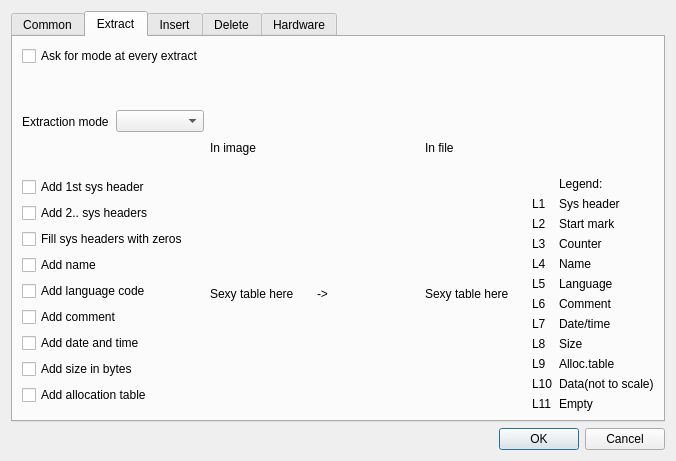
The window that setupwindow.ui (hitomi2500/ss-save-parser) describes before a commit, drawn with Qt 5.
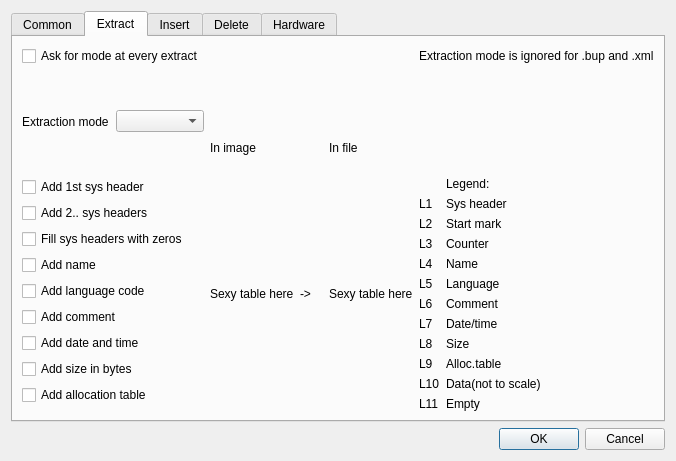
The same window after the commit. The open tabs and pages were chosen to show the change.

Commit message: Mednafen format support preliminary work

The edit to the form file:
```diff
--- a/setupwindow.ui
+++ b/setupwindow.ui
@@ -342,6 +342,13 @@
          </property>
         </widget>
        </item>
+       <item row="0" column="4">
+        <widget class="QLabel" name="label_12">
+         <property name="text">
+          <string>Extraction mode is ignored for .bup and .xml</string>
+         </property>
+        </widget>
+       </item>
       </layout>
      </widget>
      <widget class="QWidget" name="InsertTab">
```
Left out of the diff: 9 changed lines with no effect on the pictures. The commit also changes 2 other files.
